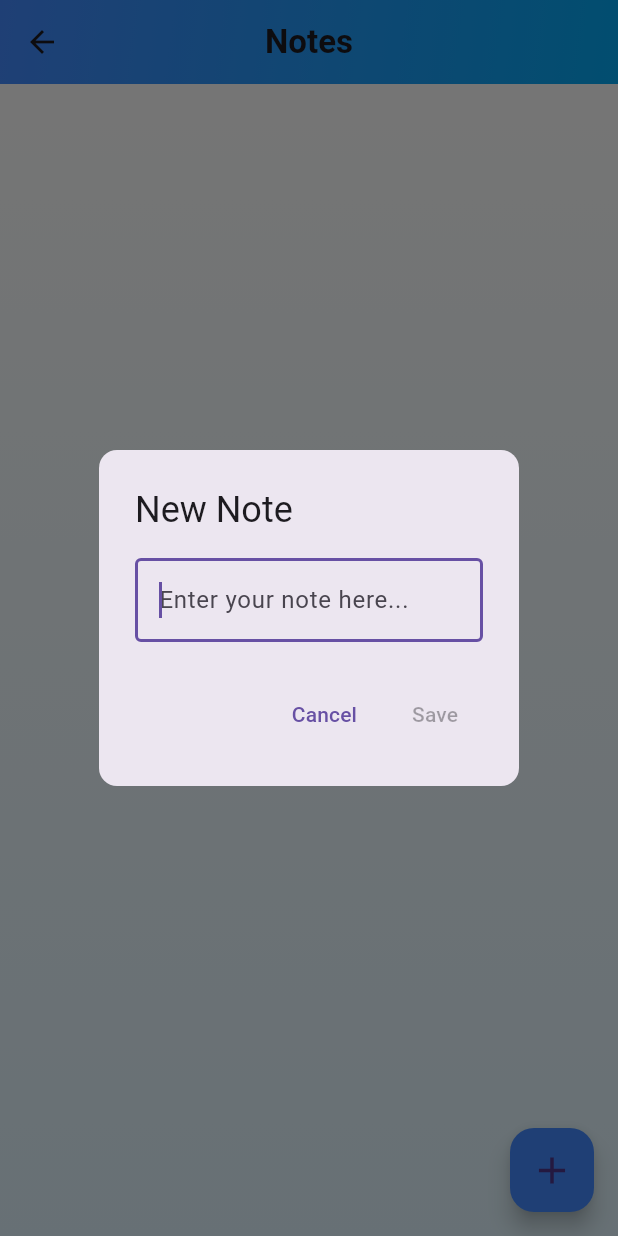
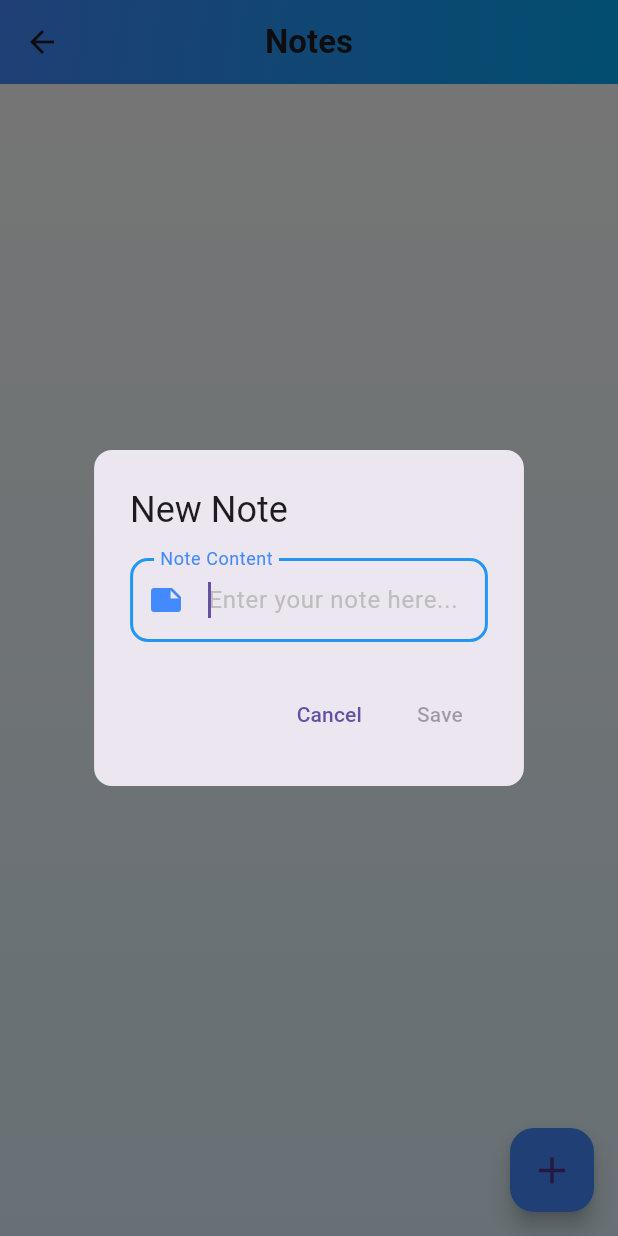
Before and after one commit to SaiKyawZinHtoo/supabase_stylefeed, a Flutter app: the NotePage screen opened directly, after a tap on the "add" icon, on a phone screen of 412 x 824 dp. Run offline on Flutter 3.47's test engine with Material 3 defaults, Android fonts, the phone set to English and light mode, and no system bars; our stand-ins replace supabase_flutter; accounts and stored records are empty.

Commit message:
Enhance Note page UI: update text field styling, add labels and icons, and improve input borders

```diff
--- a/lib/note_page.dart
+++ b/lib/note_page.dart
@@ -36,10 +36,31 @@ class _NotePageState extends State<NotePage> {
                 onChanged: (value) {
                   setState(() {});
                 },
-                decoration: const InputDecoration(
+                decoration: InputDecoration(
+                  labelText: "Note Content",
+                  labelStyle: TextStyle(color: Colors.blueAccent),
                   hintText: "Enter your note here...",
-                  border: OutlineInputBorder(),
+                  hintStyle: TextStyle(color: Colors.grey.shade400),
+                  border: OutlineInputBorder(
+                    borderRadius: BorderRadius.circular(12),
+                    borderSide: BorderSide(color: Colors.blueAccent),
+                  ),
+                  focusedBorder: OutlineInputBorder(
+                    borderRadius: BorderRadius.circular(12),
+                    borderSide: BorderSide(color: Colors.blue, width: 2),
+                  ),
+                  enabledBorder: OutlineInputBorder(
+                    borderRadius: BorderRadius.circular(12),
+                    borderSide:
+                        BorderSide(color: Colors.grey.shade300, width: 1.5),
+                  ),
+                  prefixIcon: Icon(Icons.note, color: Colors.blueAccent),
+                  contentPadding:
+                      EdgeInsets.symmetric(vertical: 16, horizontal: 16),
                 ),
+                style: TextStyle(fontSize: 16, color: Colors.black87),
+                maxLines: null,
+                textInputAction: TextInputAction.done,
               ),
               actions: [
                 TextButton(
@@ -93,10 +114,29 @@ class _NotePageState extends State<NotePage> {
         content: TextField(
           controller: textController,
           autofocus: true,
-          decoration: const InputDecoration(
+          decoration: InputDecoration(
+            labelText: "Note Content",
+            labelStyle: TextStyle(color: Colors.blueAccent),
             hintText: "Edit your note...",
-            border: OutlineInputBorder(),
+            hintStyle: TextStyle(color: Colors.grey.shade400),
+            border: OutlineInputBorder(
+              borderRadius: BorderRadius.circular(12),
+              borderSide: BorderSide(color: Colors.blueAccent),
+            ),
+            focusedBorder: OutlineInputBorder(
+              borderRadius: BorderRadius.circular(12),
+              borderSide: BorderSide(color: Colors.blue, width: 2),
+            ),
+            enabledBorder: OutlineInputBorder(
+              borderRadius: BorderRadius.circular(12),
+              borderSide: BorderSide(color: Colors.grey.shade300, width: 1.5),
+            ),
+            prefixIcon: Icon(Icons.edit, color: Colors.blueAccent),
+            contentPadding: EdgeInsets.symmetric(vertical: 16, horizontal: 16),
           ),
+          style: TextStyle(fontSize: 16, color: Colors.black87),
+          maxLines: null,
+          textInputAction: TextInputAction.done,
         ),
         actions: [
           TextButton(
```
